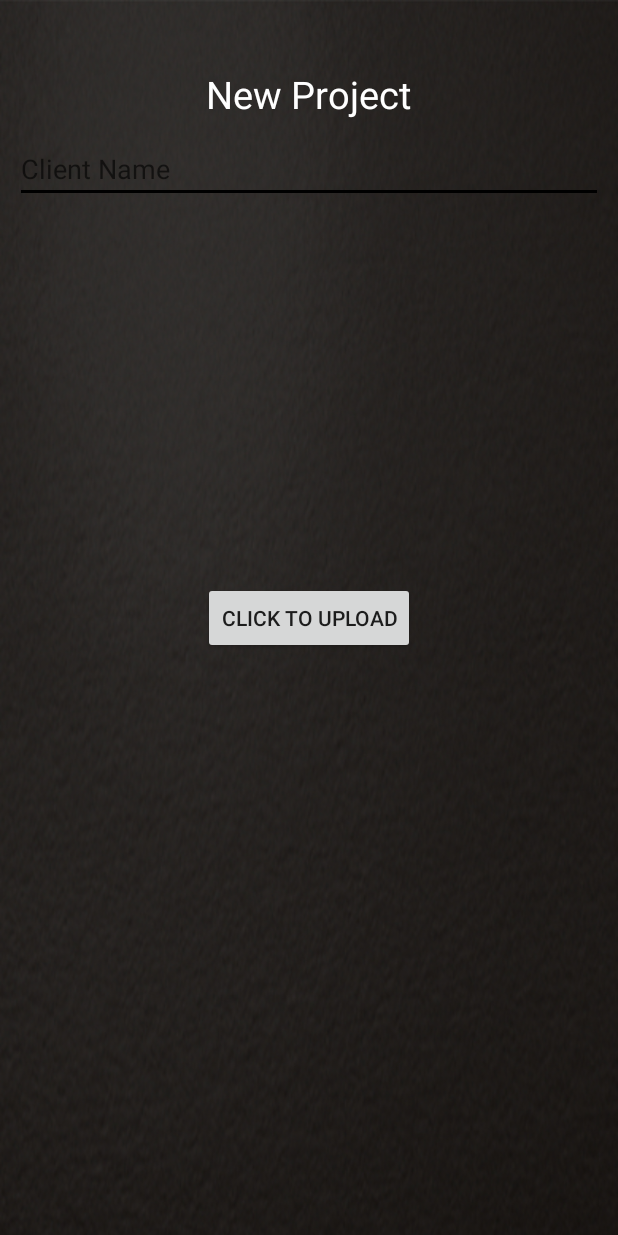
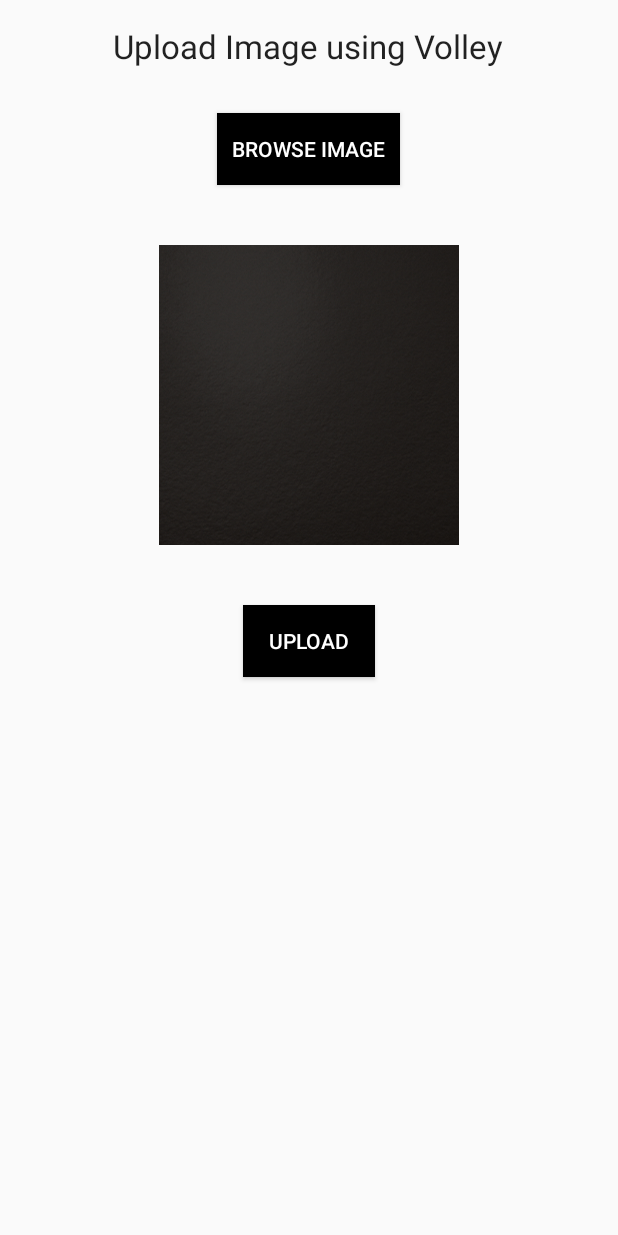
Before and after one commit to merrillkoshy/DTProjects, an Android app: the layout updowntest.xml on its own in the app's theme, with its tools: preview values and no code run, on a phone screen of 412 x 824 dp. Run offline under Robolectric (Android 15) with nearby library versions, the phone set to English and light mode, and no system bars.

Commit message:
imageupload

```diff
--- a/app/src/main/java/dot10tech/com/dot10projects/UI/EndPoints.java
+++ b/app/src/main/java/dot10tech/com/dot10projects/UI/EndPoints.java
@@ -6,7 +6,8 @@
     public static final String UPLOADAPIFILE = "ClientImageUploadApi.php?apicall=";
     public static final String UPDATEAPIFILE = "updateClient.php?apicall=";
 
-    public static final String UPLOAD_URL = ROOT_URL + UPLOADAPIFILE+"uploadpic";
+    /*public static final String UPLOAD_URL = ROOT_URL + UPLOADAPIFILE+"uploadpic";*/
+    public static  final String UPLOAD_URL="https://dot10tech.com/mobileApp/testFileupload.php";
     public static final String UPDATE_URL = ROOT_URL + UPDATEAPIFILE+"update";
     public static final String ADD_NEW_USER_CREDS = ROOT_URL + UPLOADAPIFILE+ "getpics";
 }
--- a/app/src/main/res/layout/updowntest.xml
+++ b/app/src/main/res/layout/updowntest.xml
@@ -1,51 +1,44 @@
 <?xml version="1.0" encoding="utf-8"?>
-<RelativeLayout xmlns:android="http://schemas.android.com/apk/res/android"
-                xmlns:app="http://schemas.android.com/apk/res-auto"
+<LinearLayout xmlns:android="http://schemas.android.com/apk/res/android"
               xmlns:tools="http://schemas.android.com/tools"
               android:layout_width="match_parent"
-                android:background="@drawable/background"
               android:layout_height="match_parent"
-                tools:context=".UI.UploadImage">
-
+              android:padding="16dp"
+              tools:context="org.snowcorp.imageupload.MainActivity"
+              android:orientation="vertical">
     <TextView
-            android:id="@+id/weeklyactivity"
             android:layout_width="wrap_content"
             android:layout_height="wrap_content"
-            android:layout_alignParentTop="true"
-            android:textSize="25dp"
-            android:textColor="#FFF"
-            android:layout_centerHorizontal="true"
-            android:layout_marginTop="45dp"
-            android:text="New Project" />
-
-    <EditText
-            android:id="@+id/activity"
-            android:layout_width="match_parent"
-            android:layout_height="wrap_content"
-            android:hint="Client Name"
-            android:theme="@style/Widget.AppCompat.EditText"
-            android:textColor="#FFF"
-            android:layout_margin="10dp"
-            android:layout_below="@+id/weeklyactivity"/>
-
-    <LinearLayout
-            android:layout_width="match_parent"
-            android:layout_height="wrap_content"
-            android:layout_centerVertical="true"
-            android:orientation="vertical">
-
-
+            android:textAppearance="?android:attr/textAppearanceLarge"
+            android:text="Upload Image using Volley"
+            android:id="@+id/textView"
+            android:layout_gravity="center_horizontal"
+            android:layout_marginBottom="10dp"/>
     <Button
-                android:id="@+id/buttonUploadImage"
+            android:id="@+id/button_choose"
             android:layout_width="wrap_content"
             android:layout_height="wrap_content"
-                android:layout_gravity="center"
-                android:text="Click to Upload" />
-
+            android:background="@color/colorAccent"
+            android:text="Browse Image"
+            android:textColor="#fff"
+            android:layout_gravity="center_horizontal"
+            android:layout_margin="20dp"
+            android:padding="10dp"/>
     <ImageView
             android:id="@+id/imageView"
-                android:layout_width="match_parent"
-                android:layout_height="wrap_content" />
-
+            android:layout_width="200dp"
+            android:layout_height="200dp"
+            android:background="@drawable/background"
+            android:layout_gravity="center_horizontal"
+            android:padding="5dp"
+            android:layout_margin="20dp"/>
+    <Button
+            android:id="@+id/button_upload"
+            android:layout_width="wrap_content"
+            android:layout_height="wrap_content"
+            android:background="@color/colorAccent"
+            android:text="upload"
+            android:textColor="#fff"
+            android:layout_gravity="center_horizontal"
+            android:layout_margin="20dp"/>
 </LinearLayout>
-</RelativeLayout>
```
Lines whose indentation alone changed are shown as unchanged.
